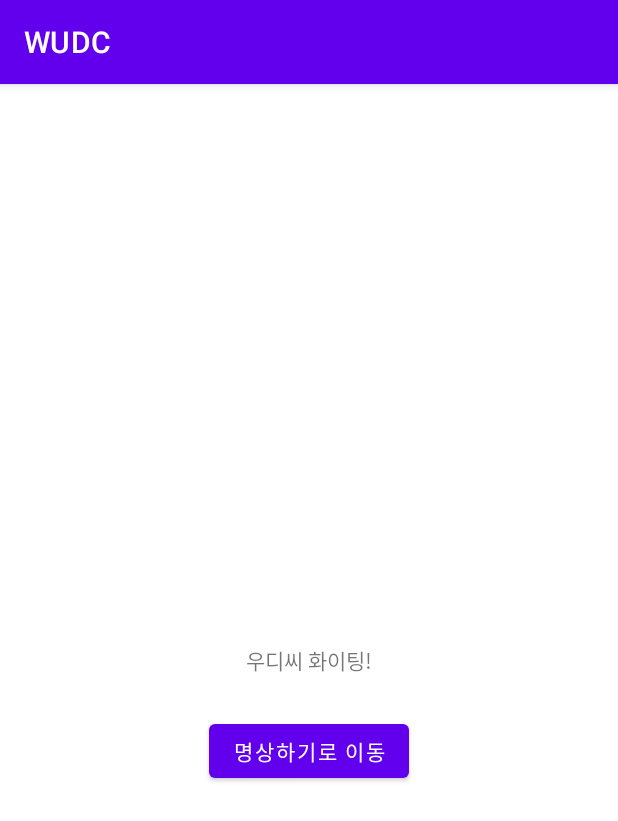
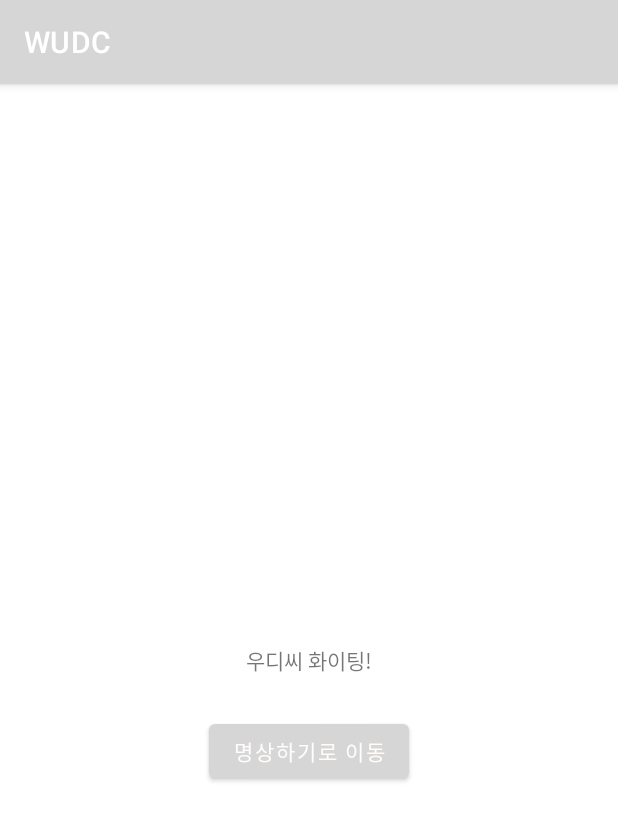
Before and after one commit to ChaeheeKang-GitHub/WUDC, an Android app: the screen it shows after launch (MainActivity), on a phone screen of 412 x 824 dp. Shown: the top 821 px of the screen. Run offline under Robolectric (Android 15) with nearby library versions, the phone set to English and light mode, and no system bars.

Commit message:
mediation-진행2

```diff
--- a/app/src/main/res/values/colors.xml
+++ b/app/src/main/res/values/colors.xml
@@ -1,10 +1,11 @@
 <?xml version="1.0" encoding="utf-8"?>
 <resources>
-    <color name="purple_200">#FFBB86FC</color>
-    <color name="purple_500">#FF6200EE</color>
-    <color name="purple_700">#FF3700B3</color>
-    <color name="teal_200">#FF03DAC5</color>
-    <color name="teal_700">#FF018786</color>
-    <color name="black">#FF000000</color>
-    <color name="white">#FFFFFFFF</color>
+    <color name="orange_200">#F9F5F0</color>
+    <color name="orange_500">#F4EAE2</color>
+    <color name="orange_700">#EA9342</color>
+    <color name="green_200">#E0ECE6</color>
+    <color name="green_700">#61918F</color>
+    <color name="black">#191D30</color>
+    <color name="white">#FFFCF9</color>
+    <color name="gray">#88889D</color>
 </resources>
```
